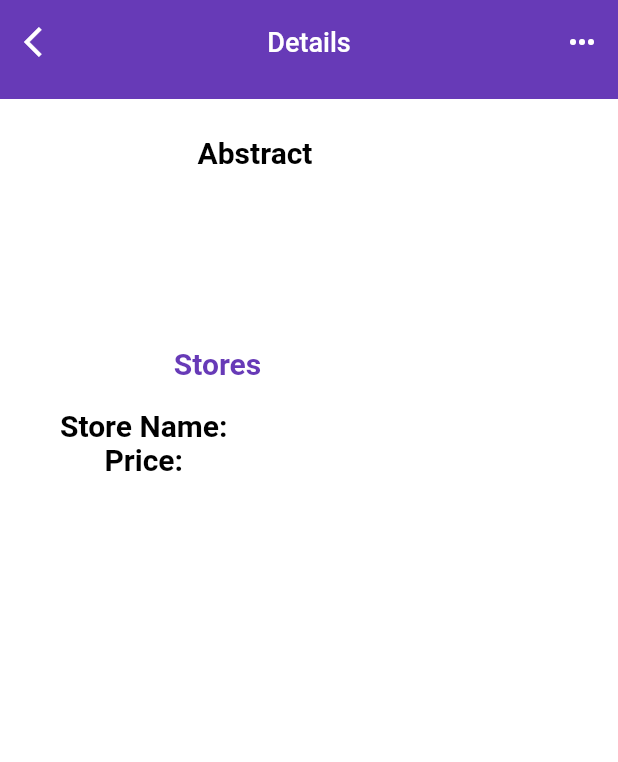
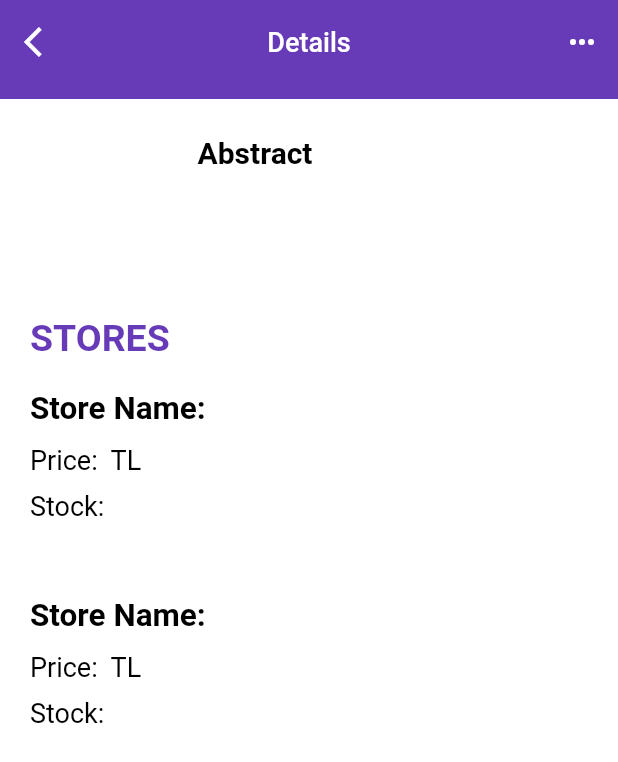
Before and after one commit to isinsuarici/Books-Store, a Flutter app: the DetailsPage screen opened directly with empty values, scrolled down 576 dp, on a phone screen of 412 x 824 dp. Shown: the top 762 px of the screen. Run offline on Flutter 3.47's test engine with Material 2 defaults, Android fonts, the phone set to English and light mode, and no system bars; Roboto replaces fonts that are missing (Montserrat).

Commit message:
Store fields added.

```diff
--- a/lib/screens/details.dart
+++ b/lib/screens/details.dart
@@ -10,6 +10,12 @@ class DetailsPage extends StatefulWidget {
   final bookSummary;
   final bookCategory;
   final price1;
+  final price2;
+  final store1;
+  final store2;
+  final stock1;
+  final stock2;
+
   DetailsPage(
       {this.heroTag,
       this.bookName,
@@ -18,7 +24,7 @@ class DetailsPage extends StatefulWidget {
       this.bookPageNumber,
       this.bookSummary,
       this.bookCategory,
-      this.price1});
+      this.price1, this.price2, this.store1, this.store2, this.stock1, this.stock2});
 
   @override
   _DetailsPageState createState() => _DetailsPageState();
@@ -293,69 +299,98 @@ class _DetailsPageState extends State<DetailsPage> {
                                                 ])
                                               ]),
                                               const SizedBox(height: 10),
-                                              Row(children: [
-                                                Column(children: [
-                                                  Container(
-                                                    padding:
-                                                        const EdgeInsets.only(
-                                                            top: 20,
-                                                            bottom: 8,
-                                                            left: 30),
-                                                    child: const Text("Stores",
+                                              Row(
+                                                children: const [
+                                                  Text(
+                                                      "STORES",
                                                       style: TextStyle(
                                                           fontFamily:
                                                           'Montserrat',
-                                                            fontSize: 20.0,
+                                                          fontSize: 25.0,
                                                           fontWeight:
                                                           FontWeight.bold,
-                                                            color: Colors
-                                                                .deepPurple)),
-                                                  ),
-                                                  Container(
-
-                                                    margin:
-                                                        const EdgeInsets.only(
-                                                      left: kDefaultPadding,
-                                                      top: kDefaultPadding / 2,
-                                                      bottom:
-                                                          kDefaultPadding / 2,
-                                                    ),
-                                                    width: 200,
-                                                    height: 200,
-                                                    decoration: BoxDecoration(
-                                                      borderRadius:
-                                                          BorderRadius.circular(
-                                                              10),
-                                                    ),
-                                                    child: Row(
-                                                      crossAxisAlignment: CrossAxisAlignment.start,
-                                                      children: [
-                                                      Column(
-                                                        children: [
-                                                          Text("Store Name: " + widget.price1,
-                                                              style: const TextStyle(
-                                                                  fontSize: 20,
-                                                                  fontWeight:
-                                                                  FontWeight
-                                                                      .bold,
-                                                                  color: Colors
-                                                                      .black)),
-                                                          Text("Price: " + widget.price1,
-                                                              style: const TextStyle(
-                                                                  fontSize: 20,
-                                                                  fontWeight:
-                                                                  FontWeight
-                                                                      .bold,
-                                                                  color: Colors
-                                                                      .black))
-                                                        ],
-                                                      )
+                                                          color:
+                                                          Colors.deepPurple)),
                                                 ],
                                               ),
+                                              const SizedBox(height: 20),
+                                              Row(
+                                                children: [
+                                                  const Text("Store Name: ",
+                                                      style: TextStyle(
+                                                          fontFamily:
+                                                          'Montserrat',
+                                                          fontSize: 21.0,
+                                                          fontWeight:
+                                                          FontWeight.bold,
+                                                          color: Colors.black)),
+                                                  Text(widget.store1,
+                                                      style: const TextStyle(
+                                                          fontFamily:
+                                                          'Montserrat',
+                                                          fontSize: 22,
+                                                          color: Colors.black))
+                                                ],
+                                              ),
+                                              const SizedBox(height: 10),
+                                              Row(
+                                                children: [
+                                                  Text("Price: "+widget.price1+" TL",
+                                                      style: const TextStyle(
+                                                          fontFamily:
+                                                          'Montserrat',
+                                                          fontSize: 18,
+                                                          color: Colors.black)),
 
-                                                  )
-                                                ])
-                                              ]),
+                                                ],
+                                              ),
+                                              const SizedBox(height: 10),
+
+                                              Text("Stock: " + widget.stock1,
+                                                  style: TextStyle(
+                                                      fontFamily:
+                                                      'Montserrat',
+                                                      fontSize: 18.0,
+                                                      color: Colors.black)),
+                                              const SizedBox(height: 50),
+                                              Row(
+                                                children: [
+                                                  const Text("Store Name: ",
+                                                      style: TextStyle(
+                                                          fontFamily:
+                                                          'Montserrat',
+                                                          fontSize: 21.0,
+                                                          fontWeight:
+                                                          FontWeight.bold,
+                                                          color: Colors.black)),
+                                                  Text(widget.store2,
+                                                      style: const TextStyle(
+                                                          fontFamily:
+                                                          'Montserrat',
+                                                          fontSize: 22,
+                                                          color: Colors.black))
+                                                ],
+                                              ),
+                                              const SizedBox(height: 10),
+                                              Row(
+                                                children: [
+                                                  Text("Price: "+widget.price2+" TL",
+                                                      style: const TextStyle(
+                                                          fontFamily:
+                                                          'Montserrat',
+                                                          fontSize: 18,
+                                                          color: Colors.black)),
+
+                                                ],
+                                              ),
+                                              const SizedBox(height: 10),
+
+                                              Text("Stock: " + widget.stock2,
+                                                  style: TextStyle(
+                                                      fontFamily:
+                                                      'Montserrat',
+                                                      fontSize: 18.0,
+                                                      color: Colors.black)),
                                             ],
                                           ),
                                         )
```
Lines whose indentation alone changed are shown as unchanged.
